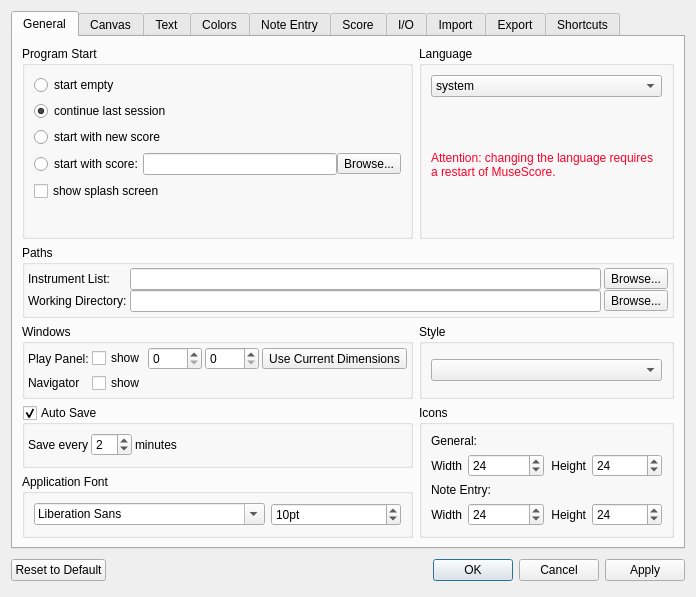
musescore/musescore-old, file mscore/mscore/prefsdialog.ui: the form before one commit.
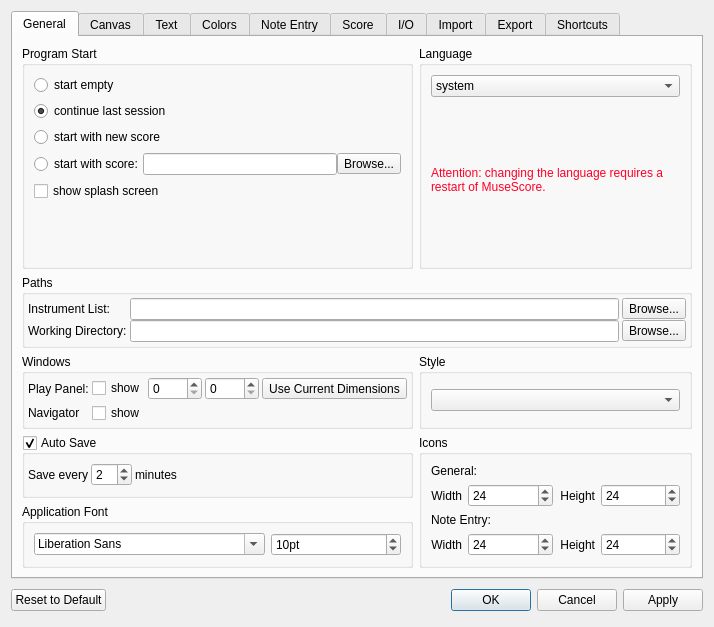
The form after the commit. The open tabs and pages were chosen to show the change. Icons and pictures are not drawn. Custom widgets are drawn as their Qt base class.

The edit to the form file:
```diff
--- a/mscore/mscore/prefsdialog.ui
+++ b/mscore/mscore/prefsdialog.ui
@@ -6,8 +6,8 @@
    <rect>
     <x>0</x>
     <y>0</y>
-    <width>696</width>
-    <height>597</height>
+    <width>714</width>
+    <height>627</height>
    </rect>
   </property>
   <property name="windowTitle">
```
Left out of the diff: 2 changed lines with no effect on the pictures.
